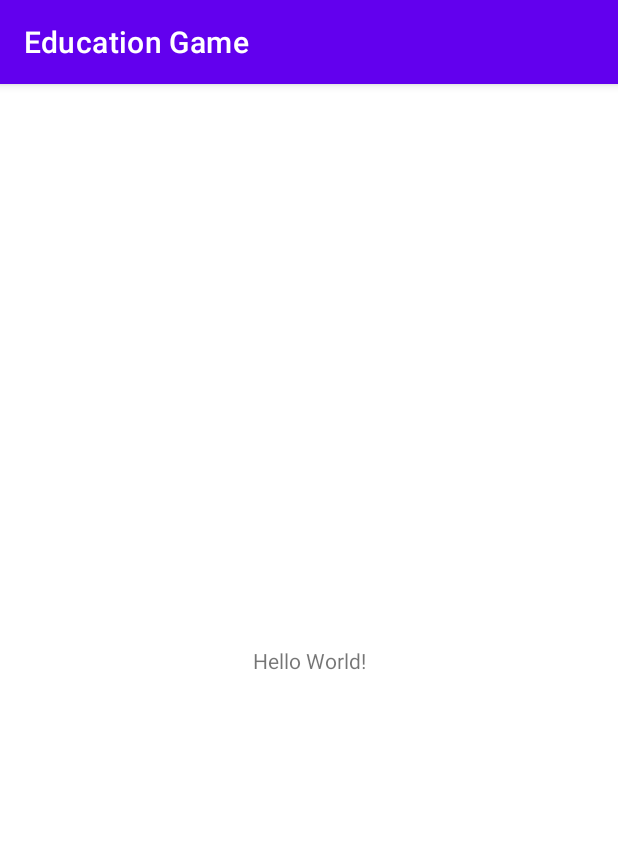
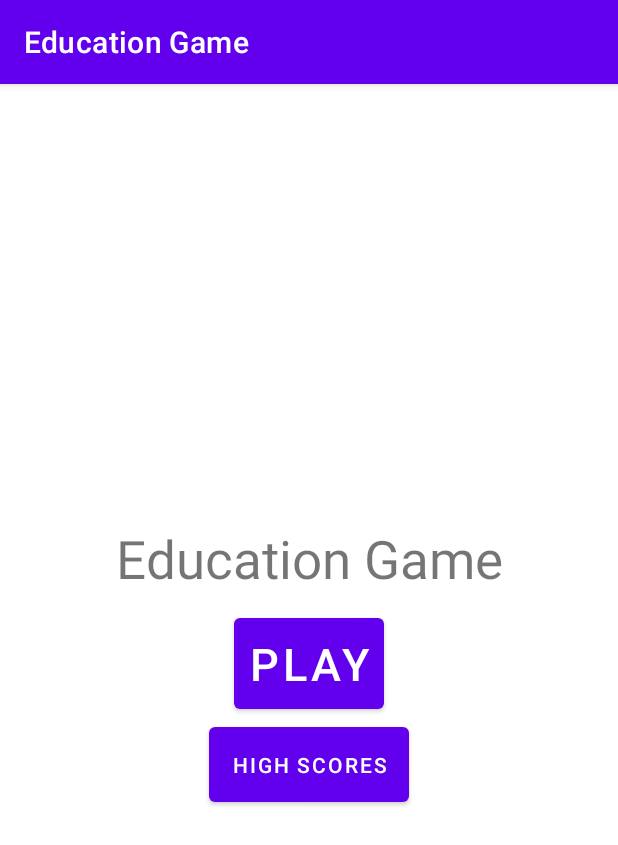
Before and after one commit to Stewie4848/EducationGame, an Android app: the screen it shows after launch (MainActivity), on a phone screen of 412 x 824 dp. Shown: the top 845 px of the screen. Run offline under Robolectric (Android 15) with nearby library versions, the phone set to English and light mode, and no system bars.

Commit message:
Add Landing page

```diff
--- a/app/src/main/res/layout/activity_main.xml
+++ b/app/src/main/res/layout/activity_main.xml
@@ -1,18 +1,41 @@
 <?xml version="1.0" encoding="utf-8"?>
-<androidx.constraintlayout.widget.ConstraintLayout xmlns:android="http://schemas.android.com/apk/res/android"
+<androidx.appcompat.widget.LinearLayoutCompat xmlns:android="http://schemas.android.com/apk/res/android"
     xmlns:app="http://schemas.android.com/apk/res-auto"
     xmlns:tools="http://schemas.android.com/tools"
     android:layout_width="match_parent"
     android:layout_height="match_parent"
+    android:orientation="vertical"
+    android:gravity="center"
     tools:context=".MainActivity">
 
+
     <TextView
+        android:layout_width="match_parent"
+        android:layout_height="wrap_content"
+        android:gravity="center"
+        android:text="Education Game"
+        android:textSize="35sp"
+        app:layout_constraintTop_toTopOf=""
+        android:padding="10sp"/>
+
+
+    <Button
         android:layout_width="wrap_content"
         android:layout_height="wrap_content"
-        android:text="Hello World!"
-        app:layout_constraintBottom_toBottomOf="parent"
-        app:layout_constraintLeft_toLeftOf="parent"
-        app:layout_constraintRight_toRightOf="parent"
-        app:layout_constraintTop_toTopOf="parent" />
+        android:text="Play"
+        android:padding="10sp"
+        android:textSize="30sp"
+        android:id="@+id/play"
+        />
 
-</androidx.constraintlayout.widget.ConstraintLayout>
+
+    <Button
+        android:layout_width="wrap_content"
+        android:layout_height="wrap_content"
+        android:text="High Scores"
+        android:padding="15sp"
+        android:id="@+id/highScore"
+   />
+
+
+</androidx.appcompat.widget.LinearLayoutCompat>
```
